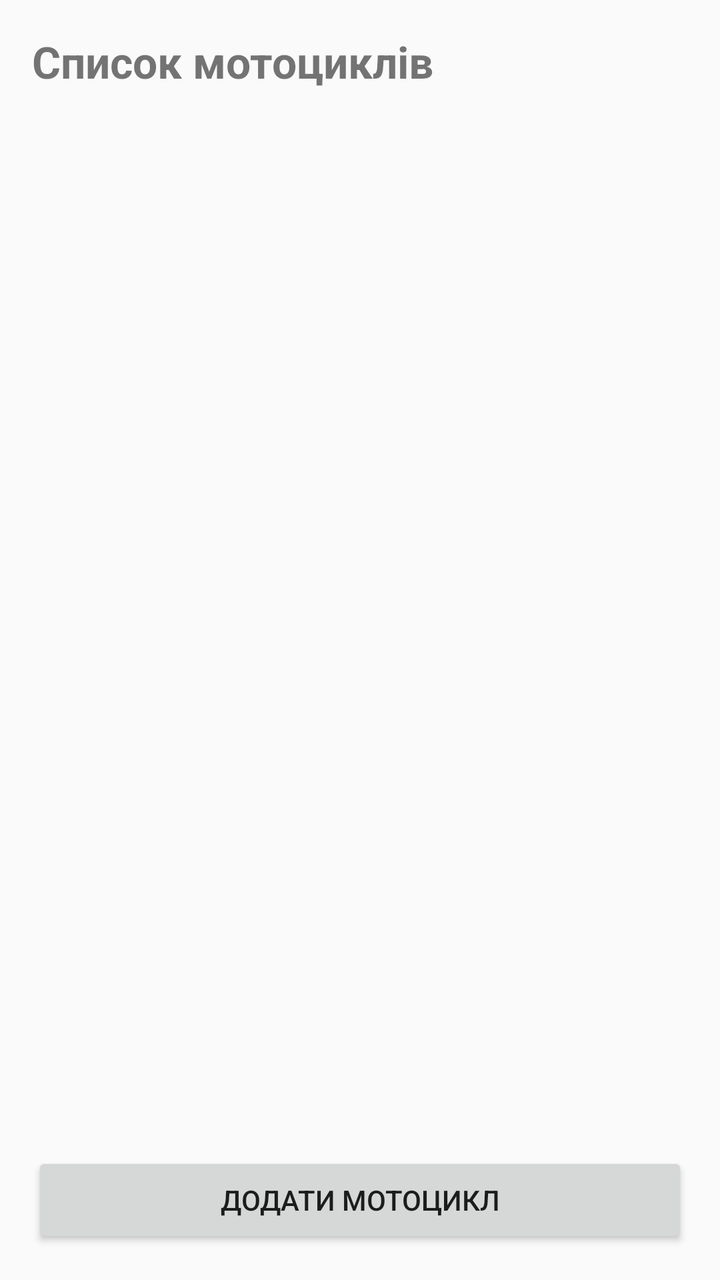
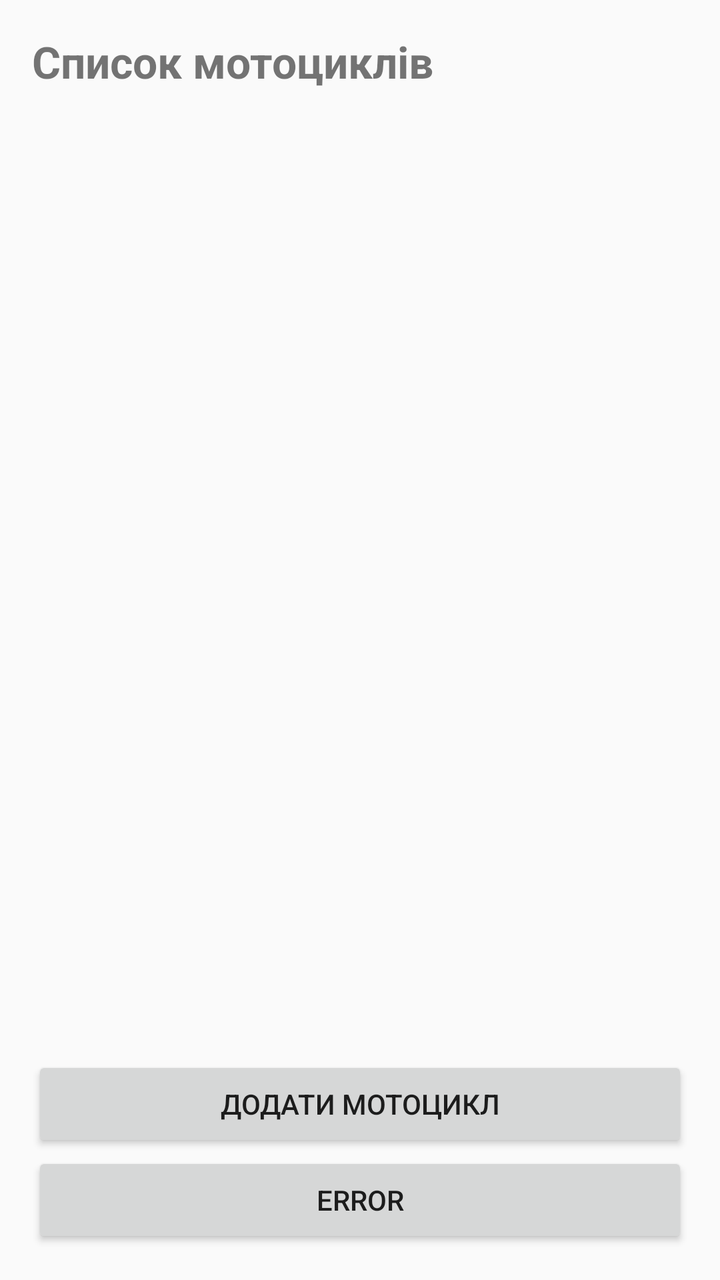

An Android layout rendered at two revisions. The XML below is the earlier revision; the diff shows what the commit changed to produce the second picture.
<!-- AndroidManifest.xml: application theme Theme.Sh_stp -->
<!-- res/layout/activity_main.xml -->
<?xml version="1.0" encoding="utf-8"?>
<LinearLayout
    xmlns:android="http://schemas.android.com/apk/res/android"
    android:layout_width="match_parent"
    android:layout_height="match_parent"
    android:orientation="vertical"
    android:padding="16dp">

    <TextView
        android:layout_width="match_parent"
        android:layout_height="wrap_content"
        android:text="Список мотоциклів"
        android:textSize="22sp"
        android:textStyle="bold"
        android:paddingBottom="12dp" />

    <androidx.recyclerview.widget.RecyclerView
        android:id="@+id/recyclerViewMotorcycles"
        android:layout_width="match_parent"
        android:layout_height="0dp"
        android:layout_weight="1"
        android:paddingBottom="8dp" />

    <Button
        android:id="@+id/buttonAddMotorcycle"
        android:layout_width="match_parent"
        android:layout_height="wrap_content"
        android:text="Додати мотоцикл" />

</LinearLayout>
<!-- resources referenced by this layout -->
<resources>
  <style name="Theme.Sh_stp" parent="Theme.AppCompat.Light.NoActionBar" />
</resources>

<!-- the commit's change to res/layout/activity_main.xml (unified diff, before → after) -->
@@ -27,4 +27,11 @@
         android:layout_height="wrap_content"
         android:text="Додати мотоцикл" />
 
+    <Button
+        android:id="@+id/button"
+        android:layout_width="match_parent"
+        android:layout_height="wrap_content"
+        android:onClick="CallError"
+        android:text="Error" />
+
 </LinearLayout>
